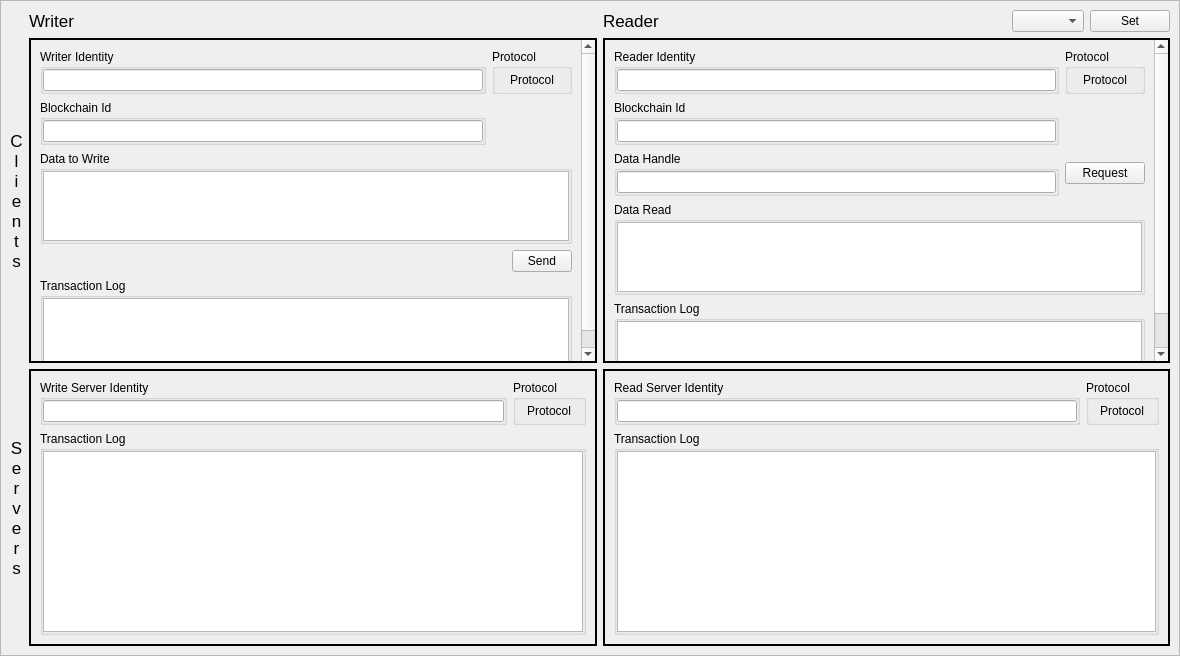
Old version of the form apps/ProtocolDemo/protocolDemo.ui in the repository assignonward/aosuite.
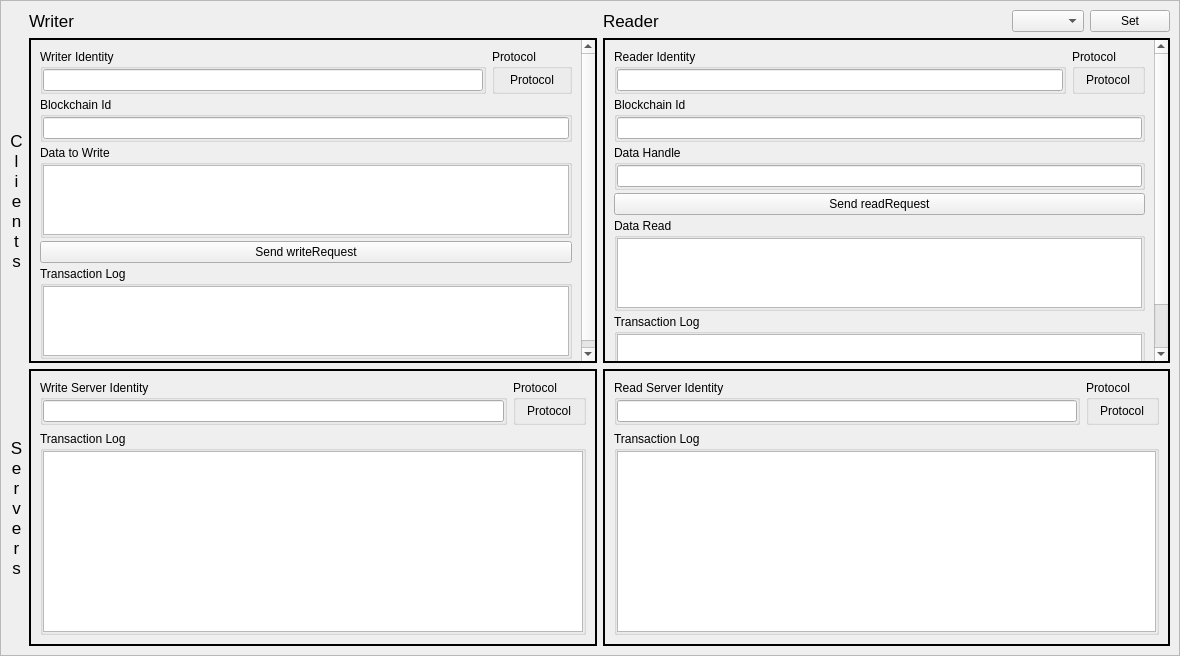
New version of the form. Icons and pictures are not drawn.

Commit message: building up demo

```diff
--- a/apps/ProtocolDemo/protocolDemo.ui
+++ b/apps/ProtocolDemo/protocolDemo.ui
@@ -98,11 +98,14 @@
         <rect>
          <x>0</x>
          <y>0</y>
-         <width>551</width>
-         <height>361</height>
+         <width>565</width>
+         <height>350</height>
         </rect>
        </property>
        <layout class="QGridLayout" name="gridLayout_10">
+        <property name="verticalSpacing">
+         <number>3</number>
+        </property>
         <item row="5" column="0" colspan="4">
          <widget class="QGroupBox" name="wcLogGroup">
           <property name="title">
@@ -182,19 +185,6 @@
           </layout>
          </widget>
         </item>
-        <item row="4" column="3" alignment="Qt::AlignRight">
-         <widget class="QPushButton" name="wcSend">
-          <property name="maximumSize">
-           <size>
-            <width>60</width>
-            <height>16777215</height>
-           </size>
-          </property>
-          <property name="text">
-           <string>Send</string>
-          </property>
-         </widget>
-        </item>
         <item row="0" column="3">
          <widget class="QGroupBox" name="groupBox_2">
           <property name="maximumSize">
@@ -238,7 +228,26 @@
           </layout>
          </widget>
         </item>
-        <item row="1" column="0" colspan="3">
+        <item row="4" column="0" colspan="4">
+         <widget class="QPushButton" name="wcSend">
+          <property name="sizePolicy">
+           <sizepolicy hsizetype="Minimum" vsizetype="Fixed">
+            <horstretch>0</horstretch>
+            <verstretch>0</verstretch>
+           </sizepolicy>
+          </property>
+          <property name="maximumSize">
+           <size>
+            <width>16777215</width>
+            <height>16777215</height>
+           </size>
+          </property>
+          <property name="text">
+           <string>Send writeRequest</string>
+          </property>
+         </widget>
+        </item>
+        <item row="1" column="0" colspan="4">
          <widget class="QGroupBox" name="wcBlockchainIdGroup">
           <property name="title">
            <string>Blockchain Id</string>
@@ -286,10 +295,13 @@
          <x>0</x>
          <y>0</y>
          <width>550</width>
-         <height>387</height>
+         <height>403</height>
         </rect>
        </property>
        <layout class="QGridLayout" name="gridLayout_8">
+        <property name="verticalSpacing">
+         <number>3</number>
+        </property>
         <item row="0" column="0">
          <widget class="QGroupBox" name="groupBox_4">
           <property name="title">
@@ -315,37 +327,6 @@
          </widget>
         </item>
         <item row="4" column="0" colspan="2">
-         <widget class="QGroupBox" name="groupBox_6">
-          <property name="title">
-           <string>Transaction Log</string>
-          </property>
-          <layout class="QGridLayout" name="gridLayout_15">
-           <property name="leftMargin">
-            <number>0</number>
-           </property>
-           <property name="topMargin">
-            <number>0</number>
-           </property>
-           <property name="rightMargin">
-            <number>0</number>
-           </property>
-           <property name="bottomMargin">
-            <number>0</number>
-           </property>
-           <item row="0" column="0">
-            <widget class="QTextEdit" name="rcLog"/>
-           </item>
-          </layout>
-         </widget>
-        </item>
-        <item row="2" column="1" alignment="Qt::AlignHCenter|Qt::AlignVCenter">
-         <widget class="QPushButton" name="rcRequest">
-          <property name="text">
-           <string>Request</string>
-          </property>
-         </widget>
-        </item>
-        <item row="3" column="0" colspan="2">
          <widget class="QGroupBox" name="groupBox">
           <property name="title">
            <string>Data Read</string>
@@ -363,36 +344,12 @@
            <property name="bottomMargin">
             <number>0</number>
            </property>
-           <item row="0" column="0">
+           <item row="1" column="0">
             <widget class="QTextEdit" name="rcData"/>
            </item>
           </layout>
          </widget>
         </item>
-        <item row="2" column="0">
-         <widget class="QGroupBox" name="groupBox_5">
-          <property name="title">
-           <string>Data Handle</string>
-          </property>
-          <layout class="QGridLayout" name="gridLayout_14">
-           <property name="leftMargin">
-            <number>0</number>
-           </property>
-           <property name="topMargin">
-            <number>0</number>
-           </property>
-           <property name="rightMargin">
-            <number>0</number>
-           </property>
-           <property name="bottomMargin">
-            <number>0</number>
-           </property>
-           <item row="0" column="0">
-            <widget class="QLineEdit" name="rcDataHandle"/>
-           </item>
-          </layout>
-         </widget>
-        </item>
         <item row="0" column="1">
          <widget class="QGroupBox" name="groupBox_3">
           <property name="maximumSize">
@@ -433,7 +390,31 @@
           </layout>
          </widget>
         </item>
-        <item row="1" column="0">
+        <item row="5" column="0" colspan="2">
+         <widget class="QGroupBox" name="groupBox_6">
+          <property name="title">
+           <string>Transaction Log</string>
+          </property>
+          <layout class="QGridLayout" name="gridLayout_15">
+           <property name="leftMargin">
+            <number>0</number>
+           </property>
+           <property name="topMargin">
+            <number>0</number>
+           </property>
+           <property name="rightMargin">
+            <number>0</number>
+           </property>
+           <property name="bottomMargin">
+            <number>0</number>
+           </property>
+           <item row="0" column="0">
+            <widget class="QTextEdit" name="rcLog"/>
+           </item>
+          </layout>
+         </widget>
+        </item>
+        <item row="1" column="0" colspan="2">
          <widget class="QGroupBox" name="rcBlockchainIdGroup">
           <property name="title">
            <string>Blockchain Id</string>
@@ -457,6 +438,43 @@
           </layout>
          </widget>
         </item>
+        <item row="2" column="0" colspan="2">
+         <widget class="QGroupBox" name="groupBox_5">
+          <property name="title">
+           <string>Data Handle</string>
+          </property>
+          <layout class="QGridLayout" name="gridLayout_14">
+           <property name="leftMargin">
+            <number>0</number>
+           </property>
+           <property name="topMargin">
+            <number>0</number>
+           </property>
+           <property name="rightMargin">
+            <number>0</number>
+           </property>
+           <property name="bottomMargin">
+            <number>0</number>
+           </property>
+           <item row="0" column="0">
+            <widget class="QLineEdit" name="rcDataHandle"/>
+           </item>
+          </layout>
+         </widget>
+        </item>
+        <item row="3" column="0" colspan="2">
+         <widget class="QPushButton" name="rcRequest">
+          <property name="sizePolicy">
+           <sizepolicy hsizetype="Preferred" vsizetype="Fixed">
+            <horstretch>0</horstretch>
+            <verstretch>0</verstretch>
+           </sizepolicy>
+          </property>
+          <property name="text">
+           <string>Send readRequest</string>
+          </property>
+         </widget>
+        </item>
        </layout>
       </widget>
      </widget>
```
The commit also changes 10 other files.
